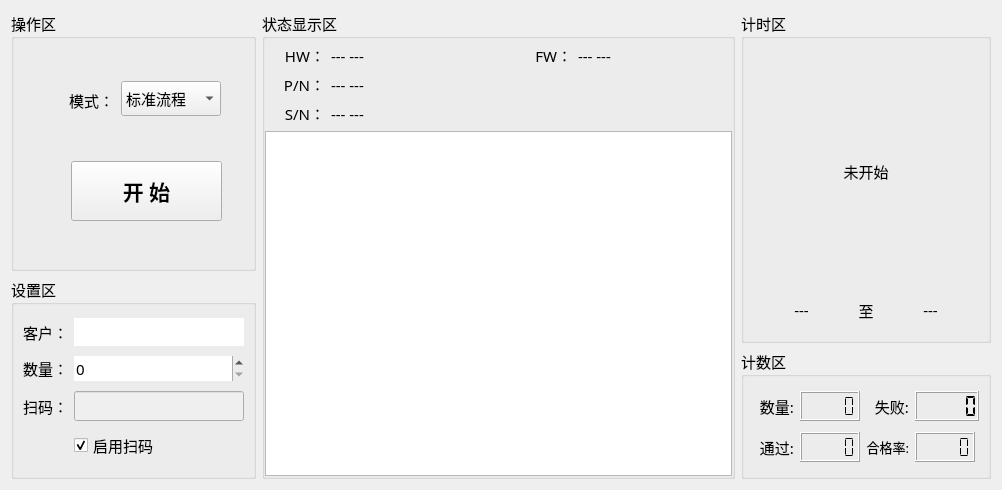
Before: the Qt Designer form Socket-Fvt/Socket-Fvt/home/home_workwid.ui in ChinaClever/ScalePoint, drawn with Qt 5.
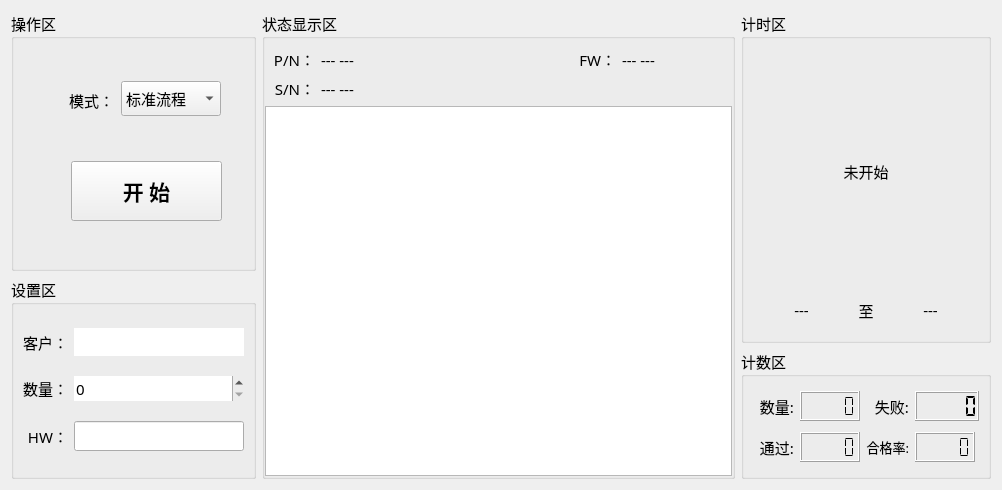
After: the same form once the commit is applied.

```diff
--- a/Socket-Fvt/Socket-Fvt/home/home_workwid.ui
+++ b/Socket-Fvt/Socket-Fvt/home/home_workwid.ui
@@ -348,7 +348,7 @@
          </size>
         </property>
         <property name="text">
-         <string>扫码：</string>
+         <string>HW：</string>
         </property>
         <property name="alignment">
          <set>Qt::AlignRight|Qt::AlignTrailing|Qt::AlignVCenter</set>
@@ -383,6 +383,41 @@
         </property>
        </widget>
       </item>
+      <item row="1" column="0">
+       <widget class="QLabel" name="label_38">
+        <property name="minimumSize">
+         <size>
+          <width>45</width>
+          <height>20</height>
+         </size>
+        </property>
+        <property name="maximumSize">
+         <size>
+          <width>100</width>
+          <height>30</height>
+         </size>
+        </property>
+        <property name="layoutDirection">
+         <enum>Qt::RightToLeft</enum>
+        </property>
+        <property name="text">
+         <string>数量：</string>
+        </property>
+        <property name="alignment">
+         <set>Qt::AlignRight|Qt::AlignTrailing|Qt::AlignVCenter</set>
+        </property>
+       </widget>
+      </item>
+      <item row="2" column="1">
+       <widget class="QLineEdit" name="hwEdit">
+        <property name="enabled">
+         <bool>true</bool>
+        </property>
+        <property name="text">
+         <string/>
+        </property>
+       </widget>
+      </item>
       <item row="0" column="1">
        <widget class="QLineEdit" name="userEdit">
         <property name="frame">
@@ -396,16 +431,6 @@
         </property>
        </widget>
       </item>
-      <item row="2" column="1">
-       <widget class="QLineEdit" name="codeEdit">
-        <property name="enabled">
-         <bool>false</bool>
-        </property>
-        <property name="text">
-         <string/>
-        </property>
-       </widget>
-      </item>
       <item row="0" column="0">
        <widget class="QLabel" name="label_35">
         <property name="minimumSize">
@@ -428,47 +453,6 @@
         </property>
        </widget>
       </item>
-      <item row="3" column="1">
-       <widget class="QCheckBox" name="adCheckBox">
-        <property name="maximumSize">
-         <size>
-          <width>80</width>
-          <height>16777215</height>
-         </size>
-        </property>
-        <property name="text">
-         <string>启用扫码</string>
-        </property>
-        <property name="checked">
-         <bool>true</bool>
-        </property>
-       </widget>
-      </item>
-      <item row="1" column="0">
-       <widget class="QLabel" name="label_38">
-        <property name="minimumSize">
-         <size>
-          <width>45</width>
-          <height>20</height>
-         </size>
-        </property>
-        <property name="maximumSize">
-         <size>
-          <width>100</width>
-          <height>30</height>
-         </size>
-        </property>
-        <property name="layoutDirection">
-         <enum>Qt::RightToLeft</enum>
-        </property>
-        <property name="text">
-         <string>数量：</string>
-        </property>
-        <property name="alignment">
-         <set>Qt::AlignRight|Qt::AlignTrailing|Qt::AlignVCenter</set>
-        </property>
-       </widget>
-      </item>
      </layout>
     </widget>
    </item>
@@ -575,9 +559,6 @@
       <property name="leftMargin">
        <number>0</number>
       </property>
-      <property name="topMargin">
-       <number>5</number>
-      </property>
       <property name="rightMargin">
        <number>0</number>
       </property>
@@ -585,15 +566,15 @@
        <number>0</number>
       </property>
       <item row="0" column="0">
-       <widget class="QLabel" name="label_9">
+       <widget class="QLabel" name="label_14">
         <property name="maximumSize">
          <size>
-          <width>60</width>
+          <width>50</width>
           <height>16777215</height>
          </size>
         </property>
         <property name="text">
-         <string>HW：</string>
+         <string>P/N：</string>
         </property>
         <property name="alignment">
          <set>Qt::AlignRight|Qt::AlignTrailing|Qt::AlignVCenter</set>
@@ -601,7 +582,7 @@
        </widget>
       </item>
       <item row="0" column="1">
-       <widget class="QLabel" name="hwLab">
+       <widget class="QLabel" name="pnLab">
         <property name="text">
          <string>--- ---</string>
         </property>
@@ -611,7 +592,7 @@
        <widget class="QLabel" name="label_11">
         <property name="maximumSize">
          <size>
-          <width>80</width>
+          <width>60</width>
           <height>16777215</height>
          </size>
         </property>
@@ -625,30 +606,25 @@
       </item>
       <item row="0" column="3">
        <widget class="QLabel" name="fwLab">
+        <property name="maximumSize">
+         <size>
+          <width>110</width>
+          <height>16777215</height>
+         </size>
+        </property>
         <property name="text">
          <string>--- ---</string>
         </property>
        </widget>
       </item>
       <item row="1" column="0">
-       <widget class="QLabel" name="label_14">
-        <property name="text">
-         <string>P/N：</string>
-        </property>
-        <property name="alignment">
-         <set>Qt::AlignRight|Qt::AlignTrailing|Qt::AlignVCenter</set>
-        </property>
-       </widget>
-      </item>
-      <item row="1" column="1" colspan="3">
-       <widget class="QLabel" name="pnLab">
-        <property name="text">
-         <string>--- ---</string>
-        </property>
-       </widget>
-      </item>
-      <item row="2" column="0">
        <widget class="QLabel" name="label_13">
+        <property name="maximumSize">
+         <size>
+          <width>50</width>
+          <height>16777215</height>
+         </size>
+        </property>
         <property name="text">
          <string>S/N：</string>
         </property>
@@ -657,14 +633,14 @@
         </property>
        </widget>
       </item>
-      <item row="2" column="1" colspan="3">
+      <item row="1" column="1" colspan="3">
        <widget class="QLabel" name="snLab">
         <property name="text">
          <string>--- ---</string>
         </property>
        </widget>
       </item>
-      <item row="3" column="0" colspan="4">
+      <item row="2" column="0" colspan="4">
        <widget class="QTextEdit" name="textEdit">
         <property name="enabled">
          <bool>true</bool>
```
